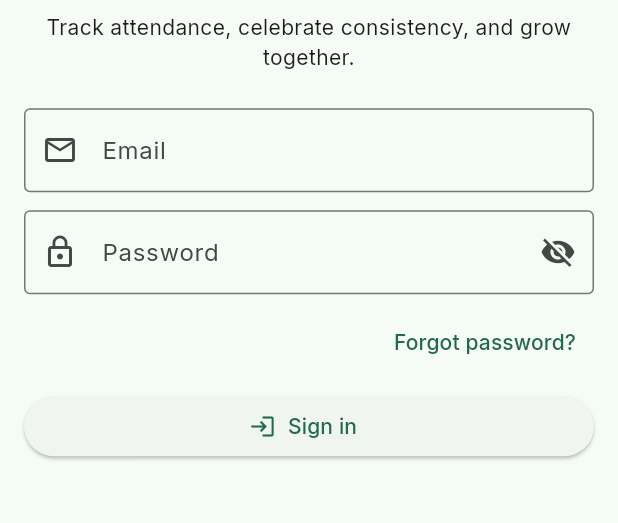
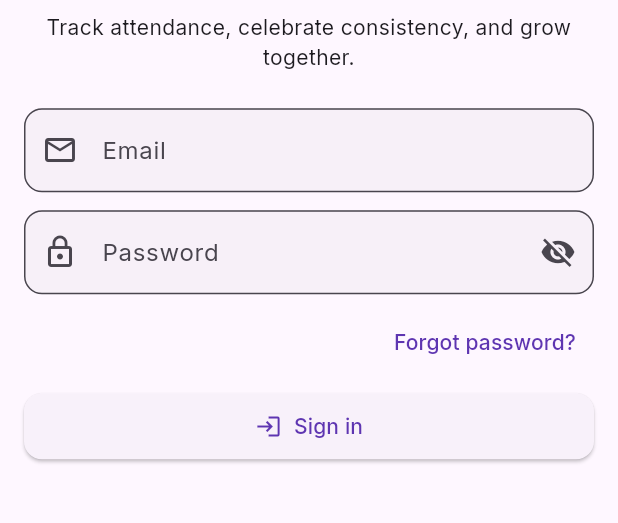
Before and after one commit to zacktam12/Blessed_Fam, a Flutter app: the screen it shows after launch, on a phone screen of 412 x 824 dp, the part 452-975 px from its top. Run offline on Flutter 3.47's test engine with Material 3 defaults, Android fonts, the phone set to English and light mode, and no system bars; our stand-ins replace cached_network_image, firebase_core, firebase_messaging, flutter_riverpod, go_router, google_fonts and 2 more; accounts and stored records are empty.

Commit message:
feat: Implement connectivity checker and status providers; enhance theme management and notification styles

```diff
--- a/lib/core/app_router.dart
+++ b/lib/core/app_router.dart
@@ -7,7 +7,6 @@ import '../features/auth/presentation/forgot_password_screen.dart';
 import '../features/home/presentation/home_screen.dart';
 import '../features/attendance/presentation/admin_attendance_screen.dart';
 import '../features/attendance/presentation/my_attendance_screen.dart';
-import '../features/performance/presentation/leaderboard_screen.dart';
 import '../features/announcements/presentation/announcements_screen.dart';
 import '../features/announcements/presentation/admin_create_announcement_screen.dart';
 import '../features/admin/presentation/admin_create_user_screen.dart';
@@ -31,8 +30,6 @@ final appRouterProvider = Provider<GoRouter>((ref) {
       GoRoute(
           path: '/my-attendance',
           builder: (c, s) => const MyAttendanceScreen()),
-      GoRoute(
-          path: '/leaderboard', builder: (c, s) => const LeaderboardScreen()),
       GoRoute(
           path: '/announcements',
           builder: (c, s) => const AnnouncementsScreen()),
--- a/lib/core/theme/app_theme.dart
+++ b/lib/core/theme/app_theme.dart
@@ -2,23 +2,86 @@ import 'package:flutter/material.dart';
 import 'package:flutter_riverpod/flutter_riverpod.dart';
 import 'package:google_fonts/google_fonts.dart';
 
+// Theme mode notifier
+class ThemeModeNotifier extends StateNotifier<ThemeMode> {
+  ThemeModeNotifier() : super(ThemeMode.light);
+
+  void toggleTheme() {
+    state = state == ThemeMode.light ? ThemeMode.dark : ThemeMode.light;
+  }
+
+  void setThemeMode(ThemeMode mode) {
+    state = mode;
+  }
+}
+
+// Provider for theme mode
+final themeModeProvider = StateNotifierProvider<ThemeModeNotifier, ThemeMode>((ref) {
+  return ThemeModeNotifier();
+});
+
+// Legacy provider for backward compatibility (now uses theme mode)
 final appThemeProvider = Provider<ThemeData>((ref) {
-  return AppTheme.light;
+  final themeMode = ref.watch(themeModeProvider);
+  return themeMode == ThemeMode.light ? AppTheme.light : AppTheme.dark;
 });
 
 class AppTheme {
   static ThemeData get light {
+    // Professional indigo/purple scheme for fellowship and spirituality
     final colorScheme = ColorScheme.fromSeed(
-      seedColor: const Color(0xFF2D6A4F),
+      seedColor: const Color(0xFF5E35B1), // Deep purple - spirituality & community
+      primary: const Color(0xFF5E35B1),
+      secondary: const Color(0xFF3949AB), // Indigo accent
+      tertiary: const Color(0xFF00897B), // Teal for attendance markers
     );
 
     return ThemeData(
       useMaterial3: true,
       colorScheme: colorScheme,
       textTheme: GoogleFonts.interTextTheme(),
-      appBarTheme: const AppBarTheme(centerTitle: true),
-      inputDecorationTheme: const InputDecorationTheme(
-        border: OutlineInputBorder(),
+      appBarTheme: AppBarTheme(
+        centerTitle: true,
+        elevation: 0,
+        backgroundColor: colorScheme.surface,
+        foregroundColor: colorScheme.onSurface,
+      ),
+      inputDecorationTheme: InputDecorationTheme(
+        border: OutlineInputBorder(
+          borderRadius: BorderRadius.circular(12),
+        ),
+        filled: true,
+        fillColor: colorScheme.surfaceContainerHighest.withOpacity(0.3),
+      ),
+      cardTheme: CardThemeData(
+        elevation: 2,
+        shape: RoundedRectangleBorder(
+          borderRadius: BorderRadius.circular(16),
+        ),
+      ),
+      elevatedButtonTheme: ElevatedButtonThemeData(
+        style: ElevatedButton.styleFrom(
+          padding: const EdgeInsets.symmetric(horizontal: 24, vertical: 12),
+          shape: RoundedRectangleBorder(
+            borderRadius: BorderRadius.circular(12),
+          ),
+        ),
+      ),
+      filledButtonTheme: FilledButtonThemeData(
+        style: FilledButton.styleFrom(
+          padding: const EdgeInsets.symmetric(horizontal: 24, vertical: 12),
+          shape: RoundedRectangleBorder(
+            borderRadius: BorderRadius.circular(12),
+          ),
+        ),
+      ),
+      outlinedButtonTheme: OutlinedButtonThemeData(
+        style: OutlinedButton.styleFrom(
+          padding: const EdgeInsets.symmetric(horizontal: 24, vertical: 12),
+          shape: RoundedRectangleBorder(
+            borderRadius: BorderRadius.circular(12),
+          ),
+        ),
       ),
       visualDensity: VisualDensity.adaptivePlatformDensity,
     );
@@ -26,17 +89,59 @@ class AppTheme {
 
   static ThemeData get dark {
     final colorScheme = ColorScheme.fromSeed(
-      seedColor: const Color(0xFF95D5B2),
+      seedColor: const Color(0xFF9575CD), // Lighter purple for dark mode
       brightness: Brightness.dark,
+      primary: const Color(0xFF9575CD),
+      secondary: const Color(0xFF7986CB),
+      tertiary: const Color(0xFF4DB6AC),
     );
 
     return ThemeData(
       useMaterial3: true,
       colorScheme: colorScheme,
       textTheme: GoogleFonts.interTextTheme(ThemeData.dark().textTheme),
-      appBarTheme: const AppBarTheme(centerTitle: true),
-      inputDecorationTheme: const InputDecorationTheme(
-        border: OutlineInputBorder(),
+      appBarTheme: AppBarTheme(
+        centerTitle: true,
+        elevation: 0,
+        backgroundColor: colorScheme.surface,
+        foregroundColor: colorScheme.onSurface,
+      ),
+      inputDecorationTheme: InputDecorationTheme(
+        border: OutlineInputBorder(
+          borderRadius: BorderRadius.circular(12),
+        ),
+        filled: true,
+        fillColor: colorScheme.surfaceContainerHighest.withOpacity(0.3),
+      ),
+      cardTheme: CardThemeData(
+        elevation: 2,
+        shape: RoundedRectangleBorder(
+          borderRadius: BorderRadius.circular(16),
+        ),
+      ),
+      elevatedButtonTheme: ElevatedButtonThemeData(
+        style: ElevatedButton.styleFrom(
+          padding: const EdgeInsets.symmetric(horizontal: 24, vertical: 12),
+          shape: RoundedRectangleBorder(
+            borderRadius: BorderRadius.circular(12),
+          ),
+        ),
+      ),
+      filledButtonTheme: FilledButtonThemeData(
+        style: FilledButton.styleFrom(
+          padding: const EdgeInsets.symmetric(horizontal: 24, vertical: 12),
+          shape: RoundedRectangleBorder(
+            borderRadius: BorderRadius.circular(12),
+          ),
+        ),
+      ),
+      outlinedButtonTheme: OutlinedButtonThemeData(
+        style: OutlinedButton.styleFrom(
+          padding: const EdgeInsets.symmetric(horizontal: 24, vertical: 12),
+          shape: RoundedRectangleBorder(
+            borderRadius: BorderRadius.circular(12),
+          ),
+        ),
       ),
       visualDensity: VisualDensity.adaptivePlatformDensity,
     );
```
Also changed, not shown: lib/core/providers/connectivity_provider.dart (added, +32 -0 lines), lib/core/providers/supabase_provider.dart (+12 -3 lines), lib/core/utils/connectivity_utils.dart (added, +105 -0 lines), lib/core/utils/flash.dart (+32 -9 lines).
